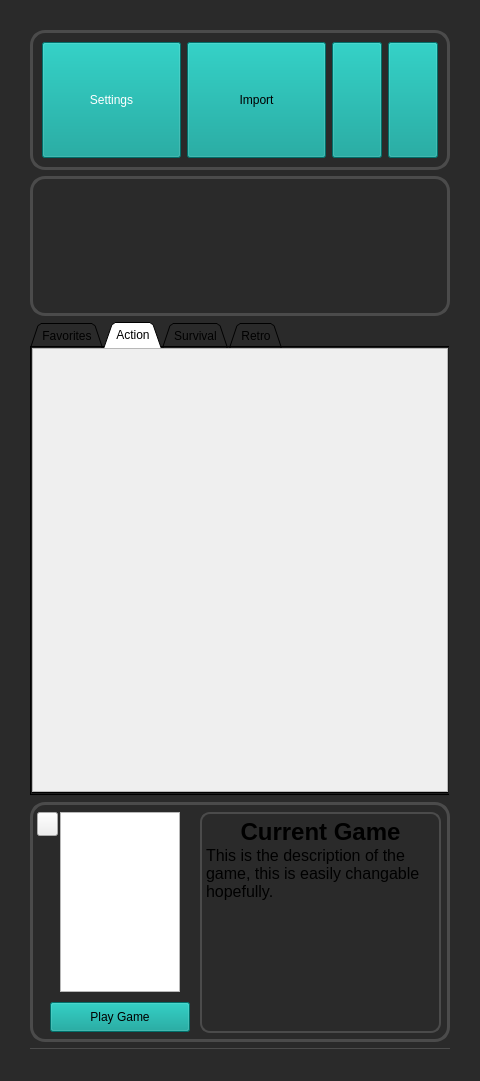
This is mainwindow.ui in JforJake/GameLauncher as Qt 5 draws it before an edit. The edited form follows.
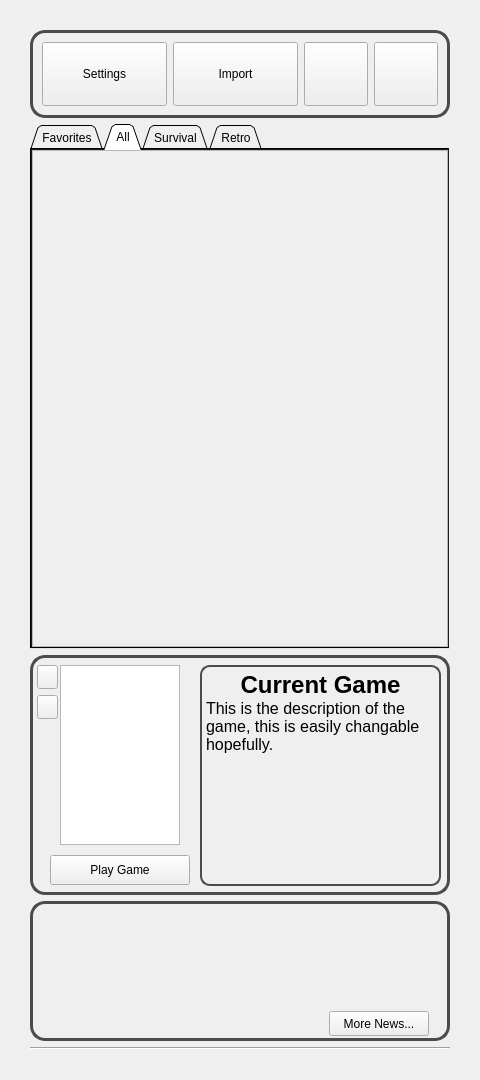
This is the edited form. The open tabs and pages were chosen to show the change. Icons and pictures are not drawn.

Patch:
```diff
--- a/mainwindow.ui
+++ b/mainwindow.ui
@@ -7,7 +7,7 @@
     <x>0</x>
     <y>0</y>
     <width>480</width>
-    <height>1081</height>
+    <height>1080</height>
    </rect>
   </property>
   <property name="maximumSize">
@@ -16,331 +16,6 @@
     <height>100000</height>
    </size>
   </property>
-  <property name="palette">
-   <palette>
-    <active>
-     <colorrole role="WindowText">
-      <brush brushstyle="SolidPattern">
-       <color alpha="255">
-        <red>255</red>
-        <green>255</green>
-        <blue>255</blue>
-       </color>
-      </brush>
-     </colorrole>
-     <colorrole role="Button">
-      <brush brushstyle="SolidPattern">
-       <color alpha="255">
-        <red>0</red>
-        <green>156</green>
-        <blue>148</blue>
-       </color>
-      </brush>
-     </colorrole>
-     <colorrole role="Light">
-      <brush brushstyle="SolidPattern">
-       <color alpha="255">
-        <red>42</red>
-        <green>42</green>
-        <blue>42</blue>
-       </color>
-      </brush>
-     </colorrole>
-     <colorrole role="Midlight">
-      <brush brushstyle="SolidPattern">
-       <color alpha="255">
-        <red>75</red>
-        <green>75</green>
-        <blue>75</blue>
-       </color>
-      </brush>
-     </colorrole>
-     <colorrole role="Dark">
-      <brush brushstyle="SolidPattern">
-       <color alpha="255">
-        <red>75</red>
-        <green>75</green>
-        <blue>75</blue>
-       </color>
-      </brush>
-     </colorrole>
-     <colorrole role="Mid">
-      <brush brushstyle="SolidPattern">
-       <color alpha="255">
-        <red>75</red>
-        <green>75</green>
-        <blue>75</blue>
-       </color>
-      </brush>
-     </colorrole>
-     <colorrole role="Text">
-      <brush brushstyle="SolidPattern">
-       <color alpha="255">
-        <red>255</red>
-        <green>255</green>
-        <blue>255</blue>
-       </color>
-      </brush>
-     </colorrole>
-     <colorrole role="ButtonText">
-      <brush brushstyle="SolidPattern">
-       <color alpha="255">
-        <red>0</red>
-        <green>0</green>
-        <blue>0</blue>
-       </color>
-      </brush>
-     </colorrole>
-     <colorrole role="Base">
-      <brush brushstyle="SolidPattern">
-       <color alpha="255">
-        <red>42</red>
-        <green>42</green>
-        <blue>42</blue>
-       </color>
-      </brush>
-     </colorrole>
-     <colorrole role="Window">
-      <brush brushstyle="SolidPattern">
-       <color alpha="255">
-        <red>42</red>
-        <green>42</green>
-        <blue>42</blue>
-       </color>
-      </brush>
-     </colorrole>
-     <colorrole role="Shadow">
-      <brush brushstyle="SolidPattern">
-       <color alpha="255">
-        <red>75</red>
-        <green>75</green>
-        <blue>75</blue>
-       </color>
-      </brush>
-     </colorrole>
-     <colorrole role="Highlight">
-      <brush brushstyle="SolidPattern">
-       <color alpha="255">
-        <red>31</red>
-        <green>155</green>
-        <blue>93</blue>
-       </color>
-      </brush>
-     </colorrole>
-    </active>
-    <inactive>
-     <colorrole role="WindowText">
-      <brush brushstyle="SolidPattern">
-       <color alpha="255">
-        <red>255</red>
-        <green>255</green>
-        <blue>255</blue>
-       </color>
-      </brush>
-     </colorrole>
-     <colorrole role="Button">
-      <brush brushstyle="SolidPattern">
-       <color alpha="255">
-        <red>0</red>
-        <green>156</green>
-        <blue>148</blue>
-       </color>
-      </brush>
-     </colorrole>
-     <colorrole role="Light">
-      <brush brushstyle="SolidPattern">
-       <color alpha="255">
-        <red>42</red>
-        <green>42</green>
-        <blue>42</blue>
-       </color>
-      </brush>
-     </colorrole>
-     <colorrole role="Midlight">
-      <brush brushstyle="SolidPattern">
-       <color alpha="255">
-        <red>75</red>
-        <green>75</green>
-        <blue>75</blue>
-       </color>
-      </brush>
-     </colorrole>
-     <colorrole role="Dark">
-      <brush brushstyle="SolidPattern">
-       <color alpha="255">
-        <red>75</red>
-        <green>75</green>
-        <blue>75</blue>
-       </color>
-      </brush>
-     </colorrole>
-     <colorrole role="Mid">
-      <brush brushstyle="SolidPattern">
-       <color alpha="255">
-        <red>75</red>
-        <green>75</green>
-        <blue>75</blue>
-       </color>
-      </brush>
-     </colorrole>
-     <colorrole role="Text">
-      <brush brushstyle="SolidPattern">
-       <color alpha="255">
-        <red>255</red>
-        <green>255</green>
-        <blue>255</blue>
-       </color>
-      </brush>
-     </colorrole>
-     <colorrole role="ButtonText">
-      <brush brushstyle="SolidPattern">
-       <color alpha="255">
-        <red>0</red>
-        <green>0</green>
-        <blue>0</blue>
-       </color>
-      </brush>
-     </colorrole>
-     <colorrole role="Base">
-      <brush brushstyle="SolidPattern">
-       <color alpha="255">
-        <red>42</red>
-        <green>42</green>
-        <blue>42</blue>
-       </color>
-      </brush>
-     </colorrole>
-     <colorrole role="Window">
-      <brush brushstyle="SolidPattern">
-       <color alpha="255">
-        <red>42</red>
-        <green>42</green>
-        <blue>42</blue>
-       </color>
-      </brush>
-     </colorrole>
-     <colorrole role="Shadow">
-      <brush brushstyle="SolidPattern">
-       <color alpha="255">
-        <red>75</red>
-        <green>75</green>
-        <blue>75</blue>
-       </color>
-      </brush>
-     </colorrole>
-     <colorrole role="Highlight">
-      <brush brushstyle="SolidPattern">
-       <color alpha="255">
-        <red>31</red>
-        <green>155</green>
-        <blue>93</blue>
-       </color>
-      </brush>
-     </colorrole>
-    </inactive>
-    <disabled>
-     <colorrole role="WindowText">
-      <brush brushstyle="SolidPattern">
-       <color alpha="255">
-        <red>75</red>
-        <green>75</green>
-        <blue>75</blue>
-       </color>
-      </brush>
-     </colorrole>
-     <colorrole role="Button">
-      <brush brushstyle="SolidPattern">
-       <color alpha="255">
-        <red>0</red>
-        <green>156</green>
-        <blue>148</blue>
-       </color>
-      </brush>
-     </colorrole>
-     <colorrole role="Light">
-      <brush brushstyle="SolidPattern">
-       <color alpha="255">
-        <red>42</red>
-        <green>42</green>
-        <blue>42</blue>
-       </color>
-      </brush>
-     </colorrole>
-     <colorrole role="Midlight">
-      <brush brushstyle="SolidPattern">
-       <color alpha="255">
-        <red>75</red>
-        <green>75</green>
-        <blue>75</blue>
-       </color>
-      </brush>
-     </colorrole>
-     <colorrole role="Dark">
-      <brush brushstyle="SolidPattern">
-       <color alpha="255">
-        <red>75</red>
-        <green>75</green>
-        <blue>75</blue>
-       </color>
-      </brush>
-     </colorrole>
-     <colorrole role="Mid">
-      <brush brushstyle="SolidPattern">
-       <color alpha="255">
-        <red>75</red>
-        <green>75</green>
-        <blue>75</blue>
-       </color>
-      </brush>
-     </colorrole>
-     <colorrole role="Text">
-      <brush brushstyle="SolidPattern">
-       <color alpha="255">
-        <red>75</red>
-        <green>75</green>
-        <blue>75</blue>
-       </color>
-      </brush>
-     </colorrole>
-     <colorrole role="ButtonText">
-      <brush brushstyle="SolidPattern">
-       <color alpha="255">
-        <red>75</red>
-        <green>75</green>
-        <blue>75</blue>
-       </color>
-      </brush>
-     </colorrole>
-     <colorrole role="Base">
-      <brush brushstyle="SolidPattern">
-       <color alpha="255">
-        <red>42</red>
-        <green>42</green>
-        <blue>42</blue>
-       </color>
-      </brush>
-     </colorrole>
-     <colorrole role="Window">
-      <brush brushstyle="SolidPattern">
-       <color alpha="255">
-        <red>42</red>
-        <green>42</green>
-        <blue>42</blue>
-       </color>
-      </brush>
-     </colorrole>
-     <colorrole role="Shadow">
-      <brush brushstyle="SolidPattern">
-       <color alpha="255">
-        <red>75</red>
-        <green>75</green>
-        <blue>75</blue>
-       </color>
-      </brush>
-     </colorrole>
-    </disabled>
-   </palette>
-  </property>
   <property name="mouseTracking">
    <bool>false</bool>
   </property>
@@ -369,13 +44,13 @@
       <property name="minimumSize">
        <size>
         <width>420</width>
-        <height>140</height>
+        <height>50</height>
        </size>
       </property>
       <property name="maximumSize">
        <size>
         <width>420</width>
-        <height>140</height>
+        <height>100</height>
        </size>
       </property>
       <property name="styleSheet">
@@ -408,162 +83,12 @@
          <property name="maximumSize">
           <size>
            <width>16777215</width>
-           <height>500</height>
+           <height>64</height>
           </size>
          </property>
-         <property name="palette">
-          <palette>
-           <active>
-            <colorrole role="Button">
-             <brush brushstyle="SolidPattern">
-              <color alpha="255">
-               <red>0</red>
-               <green>156</green>
-               <blue>148</blue>
-              </color>
-             </brush>
-            </colorrole>
-            <colorrole role="Text">
-             <brush brushstyle="SolidPattern">
-              <color alpha="255">
-               <red>255</red>
-               <green>255</green>
-               <blue>255</blue>
-              </color>
-             </brush>
-            </colorrole>
-            <colorrole role="ButtonText">
-             <brush brushstyle="SolidPattern">
-              <color alpha="255">
-               <red>255</red>
-               <green>255</green>
-               <blue>255</blue>
-              </color>
-             </brush>
-            </colorrole>
-            <colorrole role="Base">
-             <brush brushstyle="SolidPattern">
-              <color alpha="255">
-               <red>0</red>
-               <green>156</green>
-               <blue>148</blue>
-              </color>
-             </brush>
-            </colorrole>
-            <colorrole role="Window">
-             <brush brushstyle="SolidPattern">
-              <color alpha="255">
-               <red>0</red>
-               <green>156</green>
-               <blue>148</blue>
-              </color>
-             </brush>
-            </colorrole>
-            <colorrole role="Highlight">
-             <brush brushstyle="SolidPattern">
-              <color alpha="255">
-               <red>51</red>
-               <green>51</green>
-               <blue>51</blue>
-              </color>
-             </brush>
-            </colorrole>
-           </active>
-           <inactive>
-            <colorrole role="Button">
-             <brush brushstyle="SolidPattern">
-              <color alpha="255">
-               <red>0</red>
-               <green>156</green>
-               <blue>148</blue>
-              </color>
-             </brush>
-            </colorrole>
-            <colorrole role="Text">
-             <brush brushstyle="SolidPattern">
-              <color alpha="255">
-               <red>255</red>
-               <green>255</green>
-               <blue>255</blue>
-              </color>
-             </brush>
-            </colorrole>
-            <colorrole role="ButtonText">
-             <brush brushstyle="SolidPattern">
-              <color alpha="255">
-               <red>255</red>
-               <green>255</green>
-               <blue>255</blue>
-              </color>
-             </brush>
-            </colorrole>
-            <colorrole role="Base">
-             <brush brushstyle="SolidPattern">
-              <color alpha="255">
-               <red>0</red>
-               <green>156</green>
-               <blue>148</blue>
-              </color>
-             </brush>
-            </colorrole>
-            <colorrole role="Window">
-             <brush brushstyle="SolidPattern">
-              <color alpha="255">
-               <red>0</red>
-               <green>156</green>
-               <blue>148</blue>
-              </color>
-             </brush>
-            </colorrole>
-            <colorrole role="Highlight">
-             <brush brushstyle="SolidPattern">
-              <color alpha="255">
-               <red>51</red>
-               <green>51</green>
-               <blue>51</blue>
-              </color>
-             </brush>
-            </colorrole>
-           </inactive>
-           <disabled>
-            <colorrole role="Button">
-             <brush brushstyle="SolidPattern">
-              <color alpha="255">
-               <red>0</red>
-               <green>156</green>
-               <blue>148</blue>
-              </color>
-             </brush>
-            </colorrole>
-            <colorrole role="Base">
-             <brush brushstyle="SolidPattern">
-              <color alpha="255">
-               <red>0</red>
-               <green>156</green>
-               <blue>148</blue>
-              </color>
-             </brush>
-            </colorrole>
-            <colorrole role="Window">
-             <brush brushstyle="SolidPattern">
-              <color alpha="255">
-               <red>0</red>
-               <green>156</green>
-               <blue>148</blue>
-              </color>
-             </brush>
-            </colorrole>
-            <colorrole role="Highlight">
-             <brush brushstyle="SolidPattern">
-              <color alpha="255">
-               <red>51</red>
-               <green>51</green>
-               <blue>51</blue>
-              </color>
-             </brush>
-            </colorrole>
-           </disabled>
-          </palette>
+         <property name="styleSheet">
+          <string notr="true">background-color: palette(Button);
+color: palette(ButtonText);</string>
          </property>
          <property name="text">
           <string>Settings</string>
@@ -585,369 +110,35 @@
          <property name="maximumSize">
           <size>
            <width>16777215</width>
-           <height>500</height>
+           <height>64</height>
           </size>
          </property>
-         <property name="palette">
-          <palette>
-           <active>
-            <colorrole role="Button">
-             <brush brushstyle="SolidPattern">
-              <color alpha="255">
-               <red>0</red>
-               <green>156</green>
-               <blue>148</blue>
-              </color>
-             </brush>
-            </colorrole>
-            <colorrole role="Base">
-             <brush brushstyle="SolidPattern">
-              <color alpha="255">
-               <red>0</red>
-               <green>156</green>
-               <blue>148</blue>
-              </color>
-             </brush>
-            </colorrole>
-            <colorrole role="Window">
-             <brush brushstyle="SolidPattern">
-              <color alpha="255">
-               <red>0</red>
-               <green>156</green>
-               <blue>148</blue>
-              </color>
-             </brush>
-            </colorrole>
-            <colorrole role="Highlight">
-             <brush brushstyle="SolidPattern">
-              <color alpha="255">
-               <red>31</red>
-               <green>155</green>
-               <blue>93</blue>
-              </color>
-             </brush>
-            </colorrole>
-           </active>
-           <inactive>
-            <colorrole role="Button">
-             <brush brushstyle="SolidPattern">
-              <color alpha="255">
-               <red>0</red>
-               <green>156</green>
-               <blue>148</blue>
-              </color>
-             </brush>
-            </colorrole>
-            <colorrole role="Base">
-             <brush brushstyle="SolidPattern">
-              <color alpha="255">
-               <red>0</red>
-               <green>156</green>
-               <blue>148</blue>
-              </color>
-             </brush>
-            </colorrole>
-            <colorrole role="Window">
-             <brush brushstyle="SolidPattern">
-              <color alpha="255">
-               <red>0</red>
-               <green>156</green>
-               <blue>148</blue>
-              </color>
-             </brush>
-            </colorrole>
-            <colorrole role="Highlight">
-             <brush brushstyle="SolidPattern">
-              <color alpha="255">
-               <red>31</red>
-               <green>155</green>
-               <blue>93</blue>
-              </color>
-             </brush>
-            </colorrole>
-           </inactive>
-           <disabled>
-            <colorrole role="Button">
-             <brush brushstyle="SolidPattern">
-              <color alpha="255">
-               <red>0</red>
-               <green>156</green>
-               <blue>148</blue>
-              </color>
-             </brush>
-            </colorrole>
-            <colorrole role="Base">
-             <brush brushstyle="SolidPattern">
-              <color alpha="255">
-               <red>0</red>
-               <green>156</green>
-               <blue>148</blue>
-              </color>
-             </brush>
-            </colorrole>
-            <colorrole role="Window">
-             <brush brushstyle="SolidPattern">
-              <color alpha="255">
-               <red>0</red>
-               <green>156</green>
-               <blue>148</blue>
-              </color>
-             </brush>
-            </colorrole>
-            <colorrole role="Highlight">
-             <brush brushstyle="SolidPattern">
-              <color alpha="255">
-               <red>31</red>
-               <green>155</green>
-               <blue>93</blue>
-              </color>
-             </brush>
-            </colorrole>
-           </disabled>
-          </palette>
-         </property>
          <property name="styleSheet">
-          <string notr="true"/>
+          <string notr="true">background-color: palette(Button);
+color: palette(ButtonText);</string>
          </property>
          <property name="text">
           <string>Import</string>
          </property>
+         <property name="icon">
+          <iconset theme="QIcon::ThemeIcon::GoUp"/>
+         </property>
+         <property name="iconSize">
+          <size>
+           <width>64</width>
+           <height>64</height>
+          </size>
+         </property>
         </widget>
        </item>
        <item>
         <widget class="QPushButton" name="MinimizeButton">
          <property name="maximumSize">
           <size>
-           <width>50</width>
-           <height>500</height>
+           <width>64</width>
+           <height>64</height>
           </size>
          </property>
-         <property name="palette">
-          <palette>
-           <active>
-            <colorrole role="WindowText">
-             <brush brushstyle="SolidPattern">
-              <color alpha="255">
-               <red>0</red>
-               <green>0</green>
-               <blue>0</blue>
-              </color>
-             </brush>
-            </colorrole>
-            <colorrole role="Button">
-             <brush brushstyle="SolidPattern">
-              <color alpha="255">
-               <red>0</red>
-               <green>156</green>
-               <blue>148</blue>
-              </color>
-             </brush>
-            </colorrole>
-            <colorrole role="Text">
-             <brush brushstyle="SolidPattern">
-              <color alpha="255">
-               <red>0</red>
-               <green>0</green>
-               <blue>0</blue>
-              </color>
-             </brush>
-            </colorrole>
-            <colorrole role="ButtonText">
-             <brush brushstyle="SolidPattern">
-              <color alpha="255">
-               <red>0</red>
-               <green>0</green>
-               <blue>0</blue>
-              </color>
-             </brush>
-            </colorrole>
-            <colorrole role="Base">
-             <brush brushstyle="SolidPattern">
-              <color alpha="255">
-               <red>0</red>
-               <green>156</green>
-               <blue>148</blue>
-              </color>
-             </brush>
-            </colorrole>
-            <colorrole role="Window">
-             <brush brushstyle="SolidPattern">
-              <color alpha="255">
-               <red>0</red>
-               <green>156</green>
-               <blue>148</blue>
-              </color>
-             </brush>
-            </colorrole>
-            <colorrole role="Highlight">
-             <brush brushstyle="SolidPattern">
-              <color alpha="255">
-               <red>31</red>
-               <green>155</green>
-               <blue>93</blue>
-              </color>
-             </brush>
-            </colorrole>
-            <colorrole role="PlaceholderText">
-             <brush brushstyle="SolidPattern">
-              <color alpha="128">
-               <red>0</red>
-               <green>0</green>
-               <blue>0</blue>
-              </color>
-             </brush>
-            </colorrole>
-           </active>
-           <inactive>
-            <colorrole role="WindowText">
-             <brush brushstyle="SolidPattern">
-              <color alpha="255">
-               <red>0</red>
-               <green>0</green>
-               <blue>0</blue>
-              </color>
-             </brush>
-            </colorrole>
-            <colorrole role="Button">
-             <brush brushstyle="SolidPattern">
-              <color alpha="255">
-               <red>0</red>
-               <green>156</green>
-               <blue>148</blue>
-              </color>
-             </brush>
-            </colorrole>
-            <colorrole role="Text">
-             <brush brushstyle="SolidPattern">
-              <color alpha="255">
-               <red>0</red>
-               <green>0</green>
-               <blue>0</blue>
-              </color>
-             </brush>
-            </colorrole>
-            <colorrole role="ButtonText">
-             <brush brushstyle="SolidPattern">
-              <color alpha="255">
-               <red>0</red>
-               <green>0</green>
-               <blue>0</blue>
-              </color>
-             </brush>
-            </colorrole>
-            <colorrole role="Base">
-             <brush brushstyle="SolidPattern">
-              <color alpha="255">
-               <red>0</red>
-               <green>156</green>
-               <blue>148</blue>
-              </color>
-             </brush>
-            </colorrole>
-            <colorrole role="Window">
-             <brush brushstyle="SolidPattern">
-              <color alpha="255">
-               <red>0</red>
-               <green>156</green>
-               <blue>148</blue>
-              </color>
-             </brush>
-            </colorrole>
-            <colorrole role="Highlight">
-             <brush brushstyle="SolidPattern">
-              <color alpha="255">
-               <red>31</red>
-               <green>155</green>
-               <blue>93</blue>
-              </color>
-             </brush>
-            </colorrole>
-            <colorrole role="PlaceholderText">
-             <brush brushstyle="SolidPattern">
-              <color alpha="128">
-               <red>0</red>
-               <green>0</green>
-               <blue>0</blue>
-              </color>
-             </brush>
-            </colorrole>
-           </inactive>
-           <disabled>
-            <colorrole role="WindowText">
-             <brush brushstyle="SolidPattern">
-              <color alpha="255">
-               <red>0</red>
-               <green>0</green>
-               <blue>0</blue>
-              </color>
-             </brush>
-            </colorrole>
-            <colorrole role="Button">
-             <brush brushstyle="SolidPattern">
-              <color alpha="255">
-               <red>0</red>
-               <green>156</green>
-               <blue>148</blue>
-              </color>
-             </brush>
-            </colorrole>
-            <colorrole role="Text">
-             <brush brushstyle="SolidPattern">
-              <color alpha="255">
-               <red>0</red>
-               <green>0</green>
-               <blue>0</blue>
-              </color>
-             </brush>
-            </colorrole>
-            <colorrole role="ButtonText">
-             <brush brushstyle="SolidPattern">
-              <color alpha="255">
-               <red>0</red>
-               <green>0</green>
-               <blue>0</blue>
-              </color>
-             </brush>
-            </colorrole>
-            <colorrole role="Base">
-             <brush brushstyle="SolidPattern">
-              <color alpha="255">
-               <red>0</red>
-               <green>156</green>
-               <blue>148</blue>
-              </color>
-             </brush>
-            </colorrole>
-            <colorrole role="Window">
-             <brush brushstyle="SolidPattern">
-              <color alpha="255">
-               <red>0</red>
-               <green>156</green>
-               <blue>148</blue>
-              </color>
-             </brush>
-            </colorrole>
-            <colorrole role="Highlight">
-             <brush brushstyle="SolidPattern">
-              <color alpha="255">
-               <red>31</red>
-               <green>155</green>
-               <blue>93</blue>
-              </color>
-             </brush>
-            </colorrole>
-            <colorrole role="PlaceholderText">
-             <brush brushstyle="SolidPattern">
-              <color alpha="128">
-               <red>0</red>
-               <green>0</green>
-               <blue>0</blue>
-              </color>
-             </brush>
-            </colorrole>
-           </disabled>
-          </palette>
-         </property>
          <property name="toolTip">
           <string>Minimize Application</string>
          </property>
@@ -955,7 +146,8 @@
           <bool>false</bool>
          </property>
          <property name="styleSheet">
-          <string notr="true">color: black</string>
+          <string notr="true">background-color: palette(Button);
+color: palette(ButtonText);</string>
          </property>
          <property name="text">
           <string/>
@@ -966,8 +158,8 @@
          </property>
          <property name="iconSize">
           <size>
-           <width>32</width>
-           <height>32</height>
+           <width>64</width>
+           <height>64</height>
           </size>
          </property>
          <property name="autoRepeat">
@@ -977,10 +169,16 @@
        </item>
        <item>
         <widget class="QPushButton" name="ExitButton">
+         <property name="minimumSize">
+          <size>
+           <width>64</width>
+           <height>64</height>
+          </size>
+         </property>
          <property name="maximumSize">
           <size>
-           <width>50</width>
-           <height>500</height>
+           <width>64</width>
+           <height>64</height>
           </size>
          </property>
          <property name="toolTip">
@@ -989,6 +187,10 @@
          <property name="autoFillBackground">
           <bool>false</bool>
          </property>
+         <property name="styleSheet">
+          <string notr="true">background-color: palette(Button);
+color: palette(ButtonText);</string>
+         </property>
          <property name="text">
           <string/>
          </property>
@@ -998,8 +200,8 @@
          </property>
          <property name="iconSize">
           <size>
-           <width>32</width>
-           <height>32</height>
+           <width>64</width>
+           <height>64</height>
           </size>
          </property>
         </widget>
@@ -1007,36 +209,6 @@
       </layout>
      </widget>
     </item>
-    <item>
-     <widget class="QFrame" name="News">
-      <property name="minimumSize">
-       <size>
-        <width>420</width>
-        <height>140</height>
-       </size>
-      </property>
-      <property name="maximumSize">
-       <size>
-        <width>420</width>
-        <height>140</height>
-       </size>
-      </property>
-      <property name="styleSheet">
-       <string notr="true">#News {
-    background-color: transparent;
-    border: 3px solid #4B4B4B;
-    border-radius: 15px;
-}
-</string>
-      </property>
-      <property name="frameShape">
-       <enum>QFrame::Shape::StyledPanel</enum>
-      </property>
-      <property name="frameShadow">
-       <enum>QFrame::Shadow::Raised</enum>
-      </property>
-     </widget>
-    </item>
     <item>
      <widget class="QTabWidget" name="Library">
       <property name="minimumSize">
@@ -1231,31 +403,39 @@
 </string>
        </property>
        <attribute name="title">
-        <string>Action</string>
+        <string>All</string>
        </attribute>
-       <widget class="QScrollArea" name="LibraryScrollArea">
-        <property name="geometry">
-         <rect>
-          <x>0</x>
-          <y>0</y>
-          <width>416</width>
-          <height>444</height>
-         </rect>
+       <layout class="QVBoxLayout" name="verticalLayout_3">
+        <property name="leftMargin">
+         <number>0</number>
         </property>
-        <property name="widgetResizable">
-         <bool>true</bool>
+        <property name="topMargin">
+         <number>0</number>
         </property>
-        <widget class="QWidget" name="scrollAreaWidgetContents_4">
-         <property name="geometry">
-          <rect>
-           <x>0</x>
-           <y>0</y>
-           <width>410</width>
-           <height>438</height>
-          </rect>
-         </property>
-        </widget>
-       </widget>
+        <property name="rightMargin">
+         <number>0</number>
+        </property>
+        <property name="bottomMargin">
+         <number>0</number>
+        </property>
+        <item>
+         <widget class="QScrollArea" name="LibraryScrollArea">
+          <property name="widgetResizable">
+           <bool>true</bool>
+          </property>
+          <widget class="QWidget" name="scrollAreaWidgetContents_4">
+           <property name="geometry">
+            <rect>
+             <x>0</x>
+             <y>0</y>
+             <width>414</width>
+             <height>493</height>
+            </rect>
+           </property>
+          </widget>
+         </widget>
+        </item>
+       </layout>
       </widget>
       <widget class="QWidget" name="SurvivalTab">
        <property name="styleSheet">
@@ -1475,9 +655,9 @@
           <colorrole role="Button">
            <brush brushstyle="SolidPattern">
             <color alpha="255">
-             <red>0</red>
-             <green>156</green>
-             <blue>148</blue>
+             <red>31</red>
+             <green>31</green>
+             <blue>31</blue>
             </color>
            </brush>
           </colorrole>
@@ -1511,18 +691,18 @@
           <colorrole role="Base">
            <brush brushstyle="SolidPattern">
             <color alpha="255">
-             <red>0</red>
-             <green>156</green>
-             <blue>148</blue>
+             <red>31</red>
+             <green>31</green>
+             <blue>31</blue>
             </color>
            </brush>
           </colorrole>
           <colorrole role="Window">
            <brush brushstyle="SolidPattern">
             <color alpha="255">
-             <red>0</red>
-             <green>156</green>
-             <blue>148</blue>
+             <red>31</red>
+             <green>31</green>
+             <blue>31</blue>
             </color>
            </brush>
           </colorrole>
@@ -1540,9 +720,9 @@
           <colorrole role="Button">
            <brush brushstyle="SolidPattern">
             <color alpha="255">
-             <red>0</red>
-             <green>156</green>
-             <blue>148</blue>
+             <red>31</red>
+             <green>31</green>
+             <blue>31</blue>
             </color>
            </brush>
           </colorrole>
@@ -1576,18 +756,18 @@
           <colorrole role="Base">
            <brush brushstyle="SolidPattern">
             <color alpha="255">
-             <red>0</red>
-             <green>156</green>
-             <blue>148</blue>
+             <red>31</red>
+             <green>31</green>
+             <blue>31</blue>
             </color>
            </brush>
           </colorrole>
           <colorrole role="Window">
            <brush brushstyle="SolidPattern">
             <color alpha="255">
-             <red>0</red>
-             <green>156</green>
-             <blue>148</blue>
+             <red>31</red>
+             <green>31</green>
+             <blue>31</blue>
             </color>
            </brush>
           </colorrole>
@@ -1605,9 +785,9 @@
           <colorrole role="Button">
            <brush brushstyle="SolidPattern">
             <color alpha="255">
-             <red>0</red>
-             <green>156</green>
-             <blue>148</blue>
+             <red>31</red>
+             <green>31</green>
+             <blue>31</blue>
             </color>
            </brush>
           </colorrole>
@@ -1623,18 +803,18 @@
           <colorrole role="Base">
            <brush brushstyle="SolidPattern">
             <color alpha="255">
-             <red>0</red>
-             <green>156</green>
-             <blue>148</blue>
+             <red>31</red>
+             <green>31</green>
+             <blue>31</blue>
             </color>
            </brush>
           </colorrole>
           <colorrole role="Window">
            <brush brushstyle="SolidPattern">
             <color alpha="255">
-             <red>0</red>
-             <green>156</green>
-             <blue>148</blue>
+             <red>31</red>
+             <green>31</green>
+             <blue>31</blue>
             </color>
            </brush>
           </colorrole>
@@ -1651,7 +831,8 @@
         </palette>
        </property>
        <property name="styleSheet">
-        <string notr="true"/>
+        <string notr="true">background-color: palette(Button);
+color: palette(ButtonText);</string>
        </property>
        <property name="text">
         <string>Play Game</string>
@@ -1695,11 +876,103 @@
        <property name="toolTip">
         <string>Remove current game from application (will return on import)</string>
        </property>
+       <property name="styleSheet">
+        <string notr="true">background-color: palette(Button);
+color: palette(ButtonText);</string>
+       </property>
        <property name="text">
         <string/>
        </property>
        <property name="icon">
         <iconset theme="QIcon::ThemeIcon::EditClear"/>
+       </property>
+      </widget>
+      <widget class="QPushButton" name="FavGameButton">
+       <property name="geometry">
+        <rect>
+         <x>7</x>
+         <y>40</y>
+         <width>21</width>
+         <height>24</height>
+        </rect>
+       </property>
+       <property name="toolTip">
+        <string>Remove current game from application (will return on import)</string>
+       </property>
+       <property name="styleSheet">
+        <string notr="true">background-color: palette(Button);
+color: palette(ButtonText);</string>
+       </property>
+       <property name="text">
+        <string/>
+       </property>
+       <property name="icon">
+        <iconset theme="emblem-favorite"/>
+       </property>
+       <property name="checkable">
+        <bool>true</bool>
+       </property>
+       <property name="checked">
+        <bool>false</bool>
+       </property>
+      </widget>
+     </widget>
+    </item>
+    <item>
+     <widget class="QFrame" name="News">
+      <property name="minimumSize">
+       <size>
+        <width>420</width>
+        <height>140</height>
+       </size>
+      </property>
+      <property name="maximumSize">
+       <size>
+        <width>420</width>
+        <height>140</height>
+       </size>
+      </property>
+      <property name="styleSheet">
+       <string notr="true">#News {
+    background-color: transparent;
+    border: 3px solid #4B4B4B;
+    border-radius: 15px;
+}
+</string>
+      </property>
+      <property name="frameShape">
+       <enum>QFrame::Shape::StyledPanel</enum>
+      </property>
+      <property name="frameShadow">
+       <enum>QFrame::Shadow::Raised</enum>
+      </property>
+      <widget class="QPushButton" name="MoreNewsButton">
+       <property name="geometry">
+        <rect>
+         <x>299</x>
+         <y>110</y>
+         <width>100</width>
+         <height>25</height>
+        </rect>
+       </property>
+       <property name="minimumSize">
+        <size>
+         <width>100</width>
+         <height>25</height>
+        </size>
+       </property>
+       <property name="maximumSize">
+        <size>
+         <width>100</width>
+         <height>25</height>
+        </size>
+       </property>
+       <property name="styleSheet">
+        <string notr="true">background-color: palette(Button);
+color: palette(ButtonText);</string>
+       </property>
+       <property name="text">
+        <string>More News...</string>
        </property>
       </widget>
      </widget>
```
Left out of the diff: 113 changed lines with no effect on the pictures.
